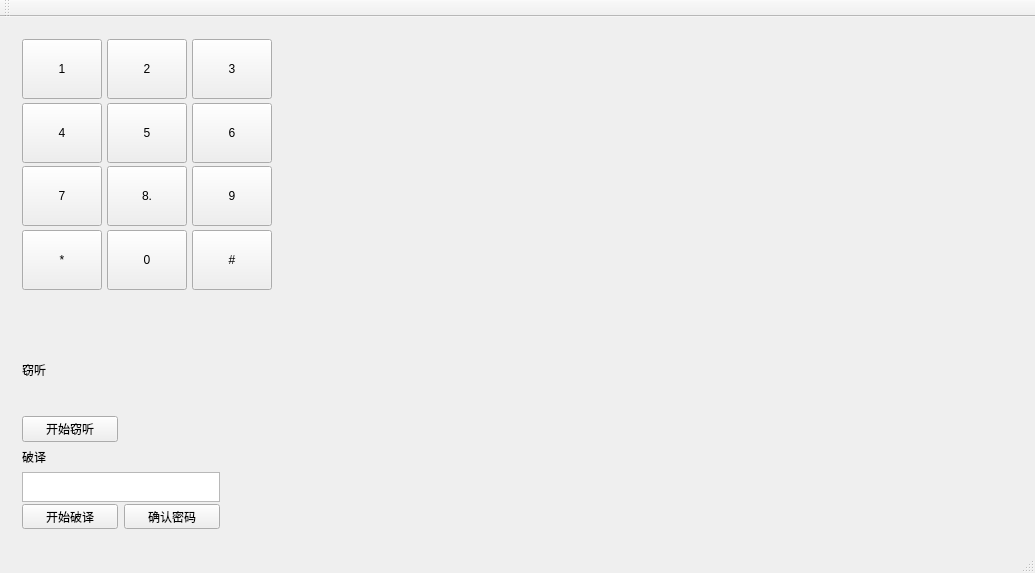
The window that DTMF_Qt_GUI/mainwindow.ui (nepgearbest/goertzel) describes before a commit, drawn with Qt 5.
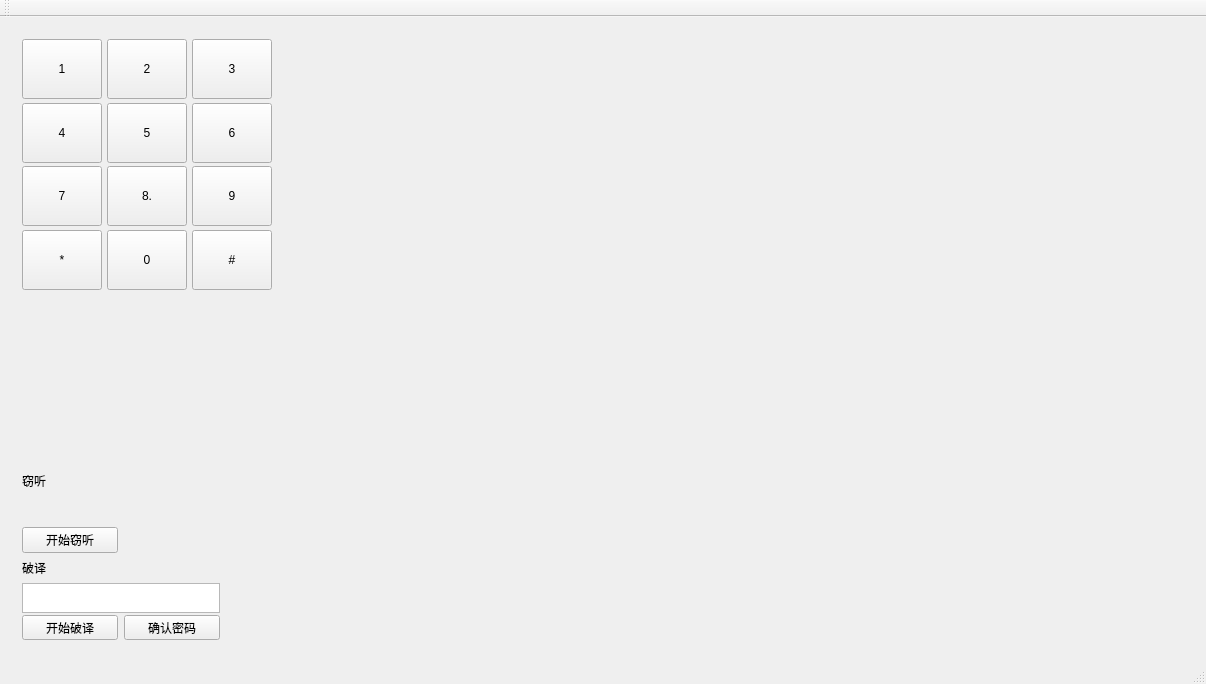
The same window after the commit.

Patch:
```diff
--- a/DTMF_Qt_GUI/mainwindow.ui
+++ b/DTMF_Qt_GUI/mainwindow.ui
@@ -6,8 +6,8 @@
    <rect>
     <x>0</x>
     <y>0</y>
-    <width>1035</width>
-    <height>573</height>
+    <width>1206</width>
+    <height>684</height>
    </rect>
   </property>
   <property name="windowTitle">
```
Left out of the diff: 2 changed lines with no effect on the pictures.
